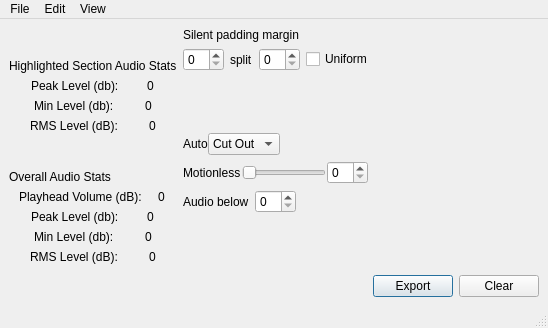
Before: the Qt Designer form gui/gui_v1.ui in ryoo987/autoeditgui, drawn with Qt 5.
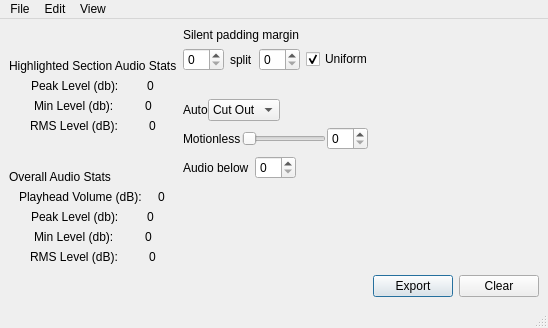
After: the same form once the commit is applied.

Commit message: basic gui setsup

```diff
--- a/gui/gui_v1.ui
+++ b/gui/gui_v1.ui
@@ -328,6 +328,9 @@
             <property name="text">
              <string>Uniform</string>
             </property>
+            <property name="checked">
+             <bool>true</bool>
+            </property>
            </widget>
           </item>
           <item>
@@ -352,10 +355,13 @@
         <property name="orientation">
          <enum>Qt::Orientation::Vertical</enum>
         </property>
+        <property name="sizeType">
+         <enum>QSizePolicy::Policy::Minimum</enum>
+        </property>
         <property name="sizeHint" stdset="0">
          <size>
           <width>14</width>
-          <height>13</height>
+          <height>22</height>
          </size>
         </property>
        </spacer>
```
The commit also changes 5 other files.
